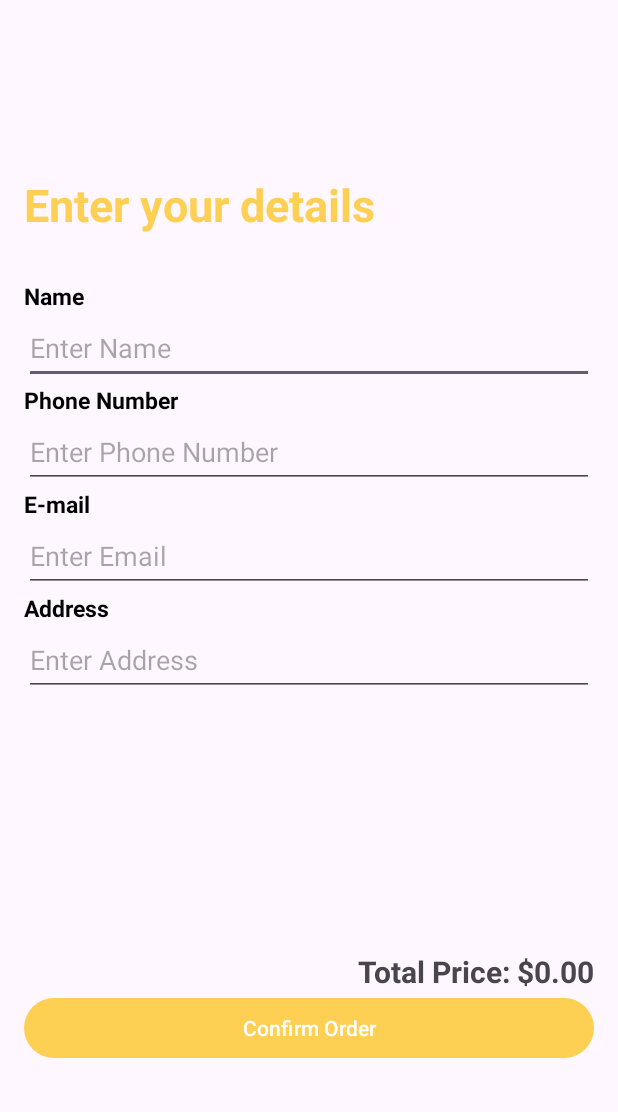
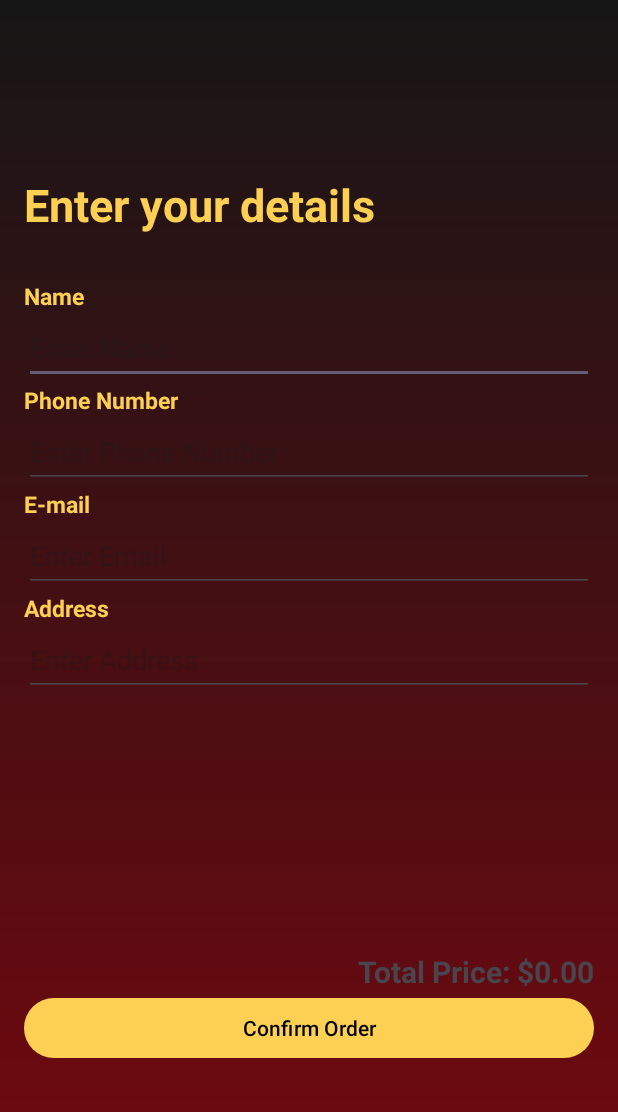
Before and after one commit to Rafiaa01/sizzelCraft, an Android app: the Checkout screen opened directly, with no data from a screen before it, on a phone screen of 412 x 824 dp. Shown: the top 1112 px of the screen. Run offline under Robolectric (Android 15) with nearby library versions, the phone set to English and light mode, and no system bars.

Commit message:
Checkout update

```diff
--- a/app/src/main/res/layout/activity_checkout.xml
+++ b/app/src/main/res/layout/activity_checkout.xml
@@ -3,6 +3,7 @@
     android:layout_width="match_parent"
     android:layout_height="match_parent"
     android:orientation="vertical"
+    android:background="@drawable/gradient"
     android:padding="16dp">
 
     <TextView
@@ -24,7 +25,7 @@
         android:textStyle="bold"
         android:layout_marginTop="30dp"
         android:textSize="15dp"
-        android:textColor="@color/black" />
+        android:textColor="@color/yellow" />
     <EditText
         android:id="@+id/edtName"
         android:layout_width="match_parent"
@@ -39,7 +40,7 @@
         android:text="Phone Number"
         android:textStyle="bold"
         android:textSize="15dp"
-        android:textColor="@color/black" />
+        android:textColor="@color/yellow" />
     <!-- Phone Number Input -->
     <EditText
         android:id="@+id/edtPhoneNumber"
@@ -55,7 +56,7 @@
         android:text="E-mail"
         android:textStyle="bold"
         android:textSize="15dp"
-        android:textColor="@color/black" />
+        android:textColor="@color/yellow" />
     <!-- Email Input -->
     <EditText
         android:id="@+id/edtEmail"
@@ -71,7 +72,7 @@
         android:text="Address"
         android:textStyle="bold"
         android:textSize="15dp"
-        android:textColor="@color/black" />
+        android:textColor="@color/yellow" />
     <!-- Address Input -->
     <EditText
         android:id="@+id/edtAddress"
@@ -94,5 +95,6 @@
         android:id="@+id/btnConfirmOrder"
         android:layout_width="match_parent"
         android:layout_height="wrap_content"
-        android:text="Confirm Order" />
+        android:text="Confirm Order"
+        android:textColor="@color/black"/>
 </LinearLayout>
--- a/app/src/main/res/layout/fragment_cartfragment.xml
+++ b/app/src/main/res/layout/fragment_cartfragment.xml
@@ -37,7 +37,8 @@
         android:layout_gravity="right"
         android:layout_marginTop="0dp"
         android:layout_marginEnd="10dp"
-        android:text="Proceed to checkout" />
+        android:text="Proceed to checkout"
+        android:textColor="@color/black"/>
 
 
 </LinearLayout>
```
Also changed, not shown: app/src/main/res/layout/activity_order_confirmation.xml (+26 -1 lines).
